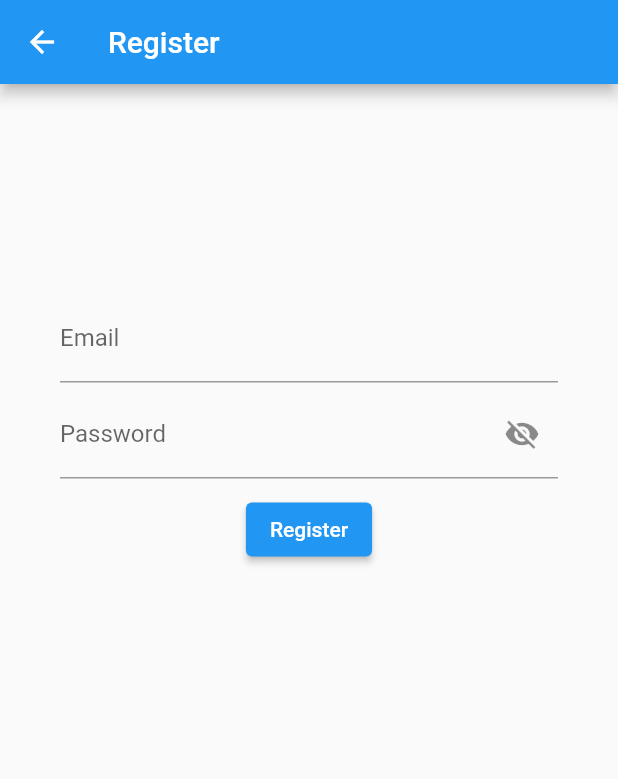
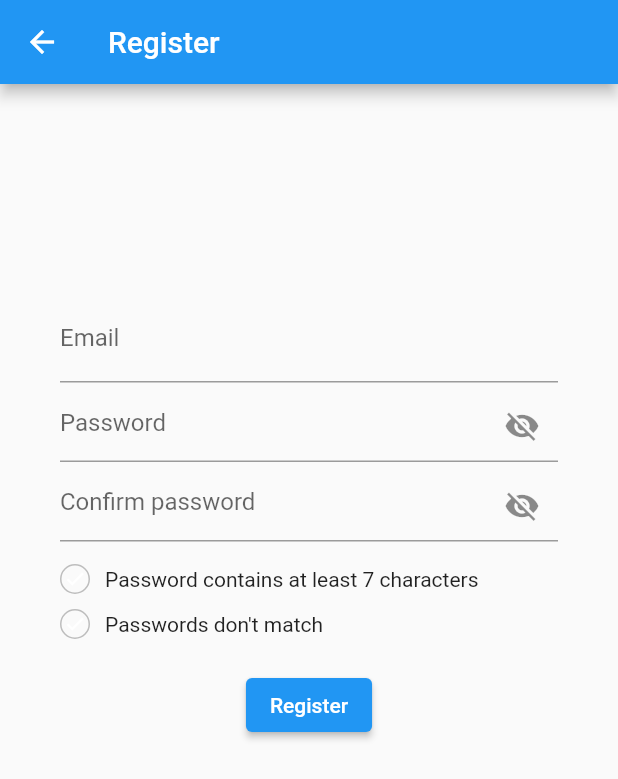
Before and after one commit to UKhurshed/dev_stack_firebase_problem, a Flutter app: the screen it shows after launch, after a tap on "Register", on a phone screen of 412 x 824 dp. Shown: the top 779 px of the screen. Run offline on Flutter 3.47's test engine with Material 2 defaults, Android fonts, the phone set to English and light mode, and no system bars; our stand-ins replace cloud_firestore, firebase_auth, firebase_core; accounts and stored records are empty; network calls fail.

Commit message:
Register Screen modified: Added new textField for confirm password, checking password confirms and more than 7 characters

```diff
--- a/lib/register_screen.dart
+++ b/lib/register_screen.dart
@@ -4,12 +4,45 @@ import 'package:dev_stack_firebase_problem/widgets.dart';
 import 'package:firebase_auth/firebase_auth.dart';
 import 'package:flutter/material.dart';
 
-class RegisterScreen extends StatelessWidget {
-  RegisterScreen({Key? key}) : super(key: key);
+class RegisterScreen extends StatefulWidget {
+  const RegisterScreen({Key? key}) : super(key: key);
 
+  @override
+  State<RegisterScreen> createState() => _RegisterScreenState();
+}
+
+class _RegisterScreenState extends State<RegisterScreen> {
   final formKey = GlobalKey<FormState>();
+
   final TextEditingController emailController = TextEditingController();
+
   final TextEditingController passwordController = TextEditingController();
+
+  final TextEditingController confirmPasswordController =
+      TextEditingController();
+
+  bool _isPasswordMoreSevenCharacters = false;
+  bool _isPasswordMatch = false;
+  bool _isVisibleConfirmPass = false;
+  bool _isVisiblePass = false;
+
+  onConfirmPasswordChanged(String password) {
+    setState(() {
+      _isPasswordMatch = false;
+      if (password == passwordController.text) {
+        _isPasswordMatch = true;
+      }
+    });
+  }
+
+  passwordContainsChars(String password) {
+    setState(() {
+      _isPasswordMoreSevenCharacters = false;
+      if (password.length > 6) {
+        _isPasswordMoreSevenCharacters = true;
+      }
+    });
+  }
 
   @override
   Widget build(BuildContext context) {
@@ -33,9 +66,22 @@ class RegisterScreen extends StatelessWidget {
                 const SizedBox(
                   height: 5,
                 ),
-                PasswordTextField(passwordController: passwordController),
+                // PasswordTextField(passwordController: passwordController),
+                passwordTextField(),
+                const SizedBox(
+                  height: 5,
+                ),
+                confirmPasswordTextField(),
+                const SizedBox(
+                  height: 15,
+                ),
+                lengthOfPasswordCheck(),
                 const SizedBox(
                   height: 10,
+                ),
+                confirmPasswordCheck(),
+                const SizedBox(
+                  height: 20,
                 ),
                 RegisterButton(
                     formKey: formKey,
@@ -48,10 +94,111 @@ class RegisterScreen extends StatelessWidget {
       ),
     );
   }
+
+  Row confirmPasswordCheck() {
+    return Row(
+      children: [
+        AnimatedContainer(
+          duration: const Duration(milliseconds: 500),
+          width: 20,
+          height: 20,
+          decoration: BoxDecoration(
+            borderRadius: BorderRadius.circular(50),
+            color: _isPasswordMatch ? Colors.green : Colors.transparent,
+            border: _isPasswordMatch
+                ? Border.all(color: Colors.transparent)
+                : Border.all(color: Colors.grey.shade400),
+          ),
+          child: const Center(
+            child: Icon(
+              Icons.check,
+              color: Colors.white,
+              size: 15,
+            ),
+          ),
+        ),
+        const SizedBox(
+          width: 10,
+        ),
+        const Text('Passwords don\'t match')
+      ],
+    );
+  }
+
+  Row lengthOfPasswordCheck() {
+    return Row(
+      children: [
+        AnimatedContainer(
+          duration: const Duration(milliseconds: 500),
+          width: 20,
+          height: 20,
+          decoration: BoxDecoration(
+              borderRadius: BorderRadius.circular(50),
+              border: _isPasswordMoreSevenCharacters
+                  ? Border.all(color: Colors.transparent)
+                  : Border.all(color: Colors.grey.shade400),
+              color: _isPasswordMoreSevenCharacters
+                  ? Colors.green
+                  : Colors.transparent),
+          child: const Center(
+            child: Icon(
+              Icons.check,
+              color: Colors.white,
+              size: 15,
+            ),
+          ),
+        ),
+        const SizedBox(
+          width: 10,
+        ),
+        const Text('Password contains at least 7 characters')
+      ],
+    );
+  }
+
+  TextField confirmPasswordTextField() {
+    return TextField(
+      controller: confirmPasswordController,
+      obscureText: !_isVisibleConfirmPass,
+      onChanged: (value) => onConfirmPasswordChanged(value),
+      decoration: InputDecoration(
+        hintText: 'Confirm password',
+        suffixIcon: IconButton(
+            onPressed: () {
+              setState(() {
+                _isVisibleConfirmPass = !_isVisibleConfirmPass;
+              });
+            },
+            icon: _isVisibleConfirmPass
+                ? const Icon(Icons.visibility)
+                : const Icon(Icons.visibility_off)),
+      ),
+    );
+  }
+
+  TextField passwordTextField() {
+    return TextField(
+      controller: passwordController,
+      obscureText: !_isVisiblePass,
+      onChanged: (value) => passwordContainsChars(value),
+      decoration: InputDecoration(
+          hintText: 'Password',
+          suffixIcon: IconButton(
+            onPressed: () {
+              setState(() {
+                _isVisiblePass = !_isVisiblePass;
+              });
+            },
+            icon: _isVisiblePass
+                ? const Icon(Icons.visibility)
+                : const Icon(Icons.visibility_off),
+          )),
+    );
+  }
 }
 
-class RegisterButton extends StatelessWidget {
-  RegisterButton(
+class RegisterButton extends StatefulWidget {
+  const RegisterButton(
       {Key? key,
       required this.formKey,
       required this.emailController,
@@ -61,23 +208,71 @@ class RegisterButton extends StatelessWidget {
   final GlobalKey<FormState> formKey;
   final TextEditingController emailController;
   final TextEditingController passwordController;
-  FirebaseAuth firebaseAuth = FirebaseAuth.instance;
+
+  @override
+  State<RegisterButton> createState() => _RegisterButtonState();
+}
+
+class _RegisterButtonState extends State<RegisterButton> {
+  final FirebaseAuth firebaseAuth = FirebaseAuth.instance;
   final firestoreInstance = FirebaseFirestore.instance;
+  bool loading = false;
 
   @override
   Widget build(BuildContext context) {
-    return ElevatedButton(
-        onPressed: () {
-          final form = formKey.currentState!;
-          if (form.validate()) {
-            register(context, emailController.text, passwordController.text);
-          }
-        },
-        child: const Text('Register'));
+    return loading
+        ? const Center(
+            child: CircularProgressIndicator(),
+          )
+        : ElevatedButton(
+            onPressed: () async {
+              final form = widget.formKey.currentState!;
+              if (form.validate()) {
+                try {
+                  setState(() {
+                    loading = true;
+                  });
+                  register(context, widget.emailController.text,
+                      widget.passwordController.text);
+                } on FirebaseAuthException catch (error) {
+                  setState(() {
+                    loading = false;
+                  });
+                  debugPrint(
+                      'Error FirebaseAuth: ${error.message} and ${error.code}');
+                  showDialog(
+                      context: context,
+                      builder: (context) {
+                        return Dialog(
+                          shape: RoundedRectangleBorder(
+                              borderRadius: BorderRadius.circular(12)),
+                          child: SizedBox(
+                              height: 200,
+                              child: Padding(
+                                padding: const EdgeInsets.all(25.0),
+                                child: Column(
+                                  mainAxisAlignment:
+                                      MainAxisAlignment.spaceBetween,
+                                  children: [
+                                    Text('Error ${error.message}'),
+                                    ElevatedButton(
+                                        onPressed: () {
+                                          Navigator.of(context).pop();
+                                        },
+                                        child: const Text('Close')),
+                                  ],
+                                ),
+                              )),
+                        );
+                      });
+                }
+              }
+            },
+            child: const Text('Register'));
   }
 
-  void register(BuildContext context, String email, String password) {
-    firebaseAuth
+  void register(BuildContext context, String email, String password) async {
+    await firebaseAuth
         .createUserWithEmailAndPassword(email: email, password: password)
         .then((result) {
       firestoreInstance
@@ -88,11 +283,6 @@ class RegisterButton extends StatelessWidget {
             MaterialPageRoute(
                 builder: (context) => HomeScreen(uid: result.user!.uid)),
             ((Route<dynamic> route) => false));
-        // Navigator.pushAndRemoveUntil(
-        //     context,
-        //     MaterialPageRoute(
-        //         builder: (context) => HomeScreen(
-        //               uid: result.user!.uid), (Route<dynamic> route) => false));
       });
     });
   }
```
